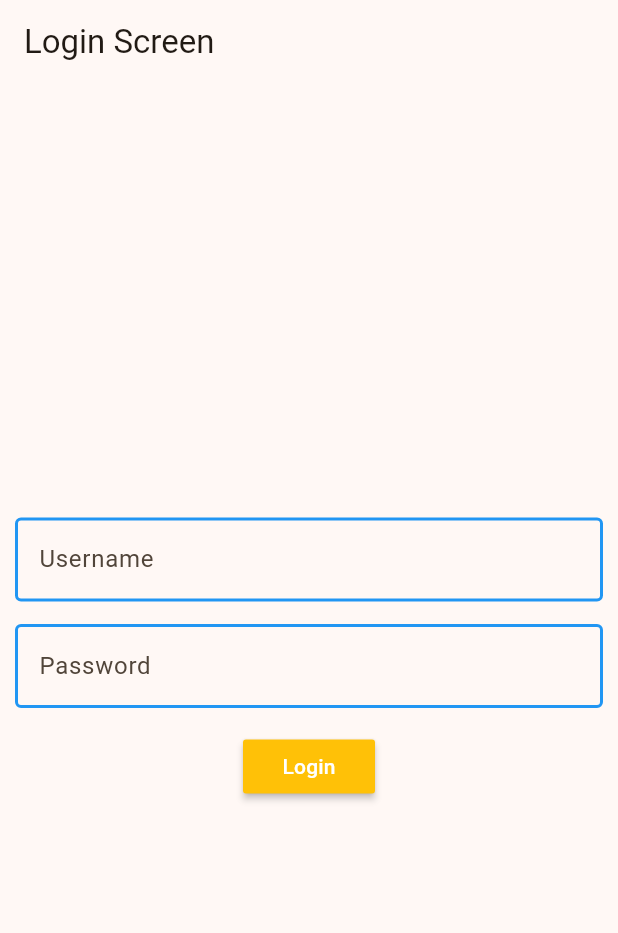
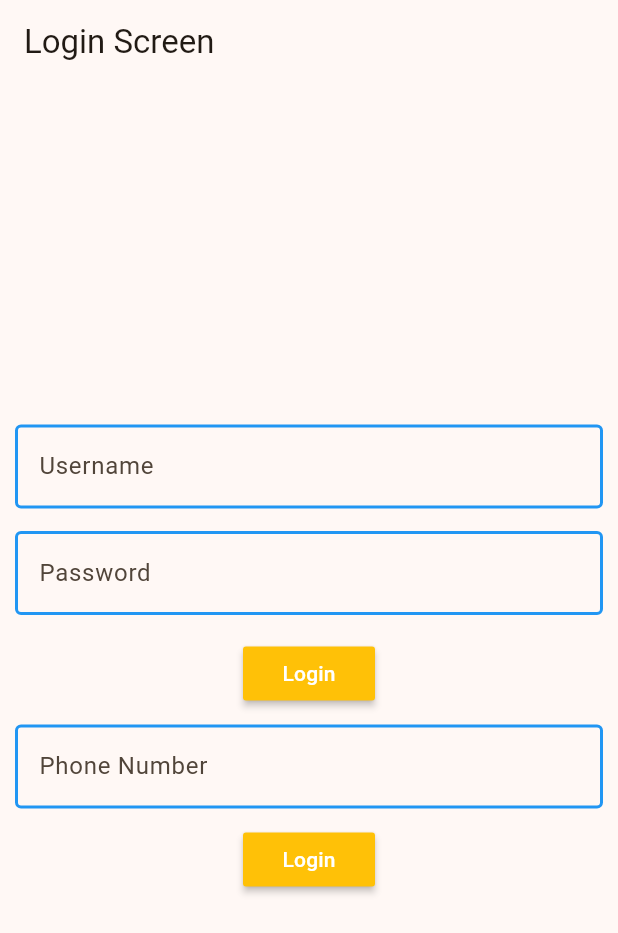
Before and after one commit to vino144/flutter_class, a Flutter app: the LoginScreen screen opened directly, on a phone screen of 412 x 824 dp. Shown: the top 933 px of the screen. Run offline on Flutter 3.47's test engine with Material 3 defaults, Android fonts, the phone set to English and light mode, and no system bars; our stand-ins replace bloc, firebase_auth, firebase_core, flutter_bloc, flutter_native_splash, get_it; accounts and stored records are empty; statements that could not run were skipped.

Commit message:
Adding Firebase with phone Authentication

```diff
--- a/lib/apicall/api_service.dart
+++ b/lib/apicall/api_service.dart
@@ -6,7 +6,10 @@ class ApiService {
   Future<List<UserModel>?> getUsers() async {
     try {
       var url = Uri.parse(ApiConstants.baseUrl + ApiConstants.usersEndpoint);
+      print("SUCCESs 1");
       var response = await http.get(url);
+      print("SUCCESs 2");
+
       if (response.statusCode == 200) {
         List<UserModel> _model = userModelFromJson(response.body);
         return _model;
--- a/lib/main.dart
+++ b/lib/main.dart
@@ -1,5 +1,8 @@
+import 'package:firebase_core/firebase_core.dart';
 import 'package:first_project/screens/feedback_screen.dart';
+import 'package:first_project/screens/login_screen.dart';
 import 'package:first_project/screens/myhomescreen.dart';
+import 'package:first_project/screens/phone_login.dart';
 import 'package:first_project/screens/profile_screen.dart';
 import 'package:first_project/screens/settings_screen.dart';
 import 'package:first_project/screens/splash_screen.dart';
@@ -7,8 +10,12 @@ import 'package:first_project/service_locator.dart';
 import 'package:flutter/material.dart';
 import 'package:flutter_native_splash/flutter_native_splash.dart';
 
-void main() {
+void main() async {
   WidgetsBinding widgetsBinding = WidgetsFlutterBinding.ensureInitialized();
+  // Initialize Firebase SDK
+  await Firebase.initializeApp(
+      //options: DefaultFirebaseOptions.currentPlatform,
+      );
   FlutterNativeSplash.preserve(widgetsBinding: widgetsBinding);
   initServiceLocator();
   runApp(const MyApp());
@@ -27,6 +34,8 @@ class MyApp extends StatelessWidget {
         useMaterial3: true,
       ),
       routes: {
+        '/phone-login': (context) => const PhoneAuthScreen(),
+        '/login': (context) => const LoginScreen(),
         '/home': (context) => const MyHomeScreen(
               userName: '',
             ),
--- a/lib/screens/login_screen.dart
+++ b/lib/screens/login_screen.dart
@@ -1,3 +1,4 @@
+import 'package:firebase_auth/firebase_auth.dart';
 import 'package:first_project/screens/bloc/login_bloc.dart';
 import 'package:first_project/screens/myhomescreen.dart';
 import 'package:flutter/material.dart';
@@ -13,6 +14,9 @@ class LoginScreen extends StatefulWidget {
 class _LoginScreenState extends State<LoginScreen> {
   TextEditingController userNameController = TextEditingController();
   TextEditingController passwordController = TextEditingController();
+  TextEditingController phoneController = TextEditingController();
+  final FirebaseAuth _auth = FirebaseAuth.instance;
+
   bool _validate = false;
 
   @override
@@ -127,6 +131,41 @@ class _LoginScreenState extends State<LoginScreen> {
                     style: TextStyle(color: Colors.white),
                   ),
                 ),
+                const SizedBox(
+                  height: 10,
+                ),
+                TextField(
+                  controller: phoneController,
+                  decoration: InputDecoration(
+                    labelText: "Phone Number",
+                    hintText: "Enter your Phone Number",
+                    focusedBorder: const OutlineInputBorder(
+                      borderSide:
+                          BorderSide(color: Colors.greenAccent, width: 2.0),
+                    ),
+                    enabledBorder: const OutlineInputBorder(
+                      borderSide: BorderSide(color: Colors.blue, width: 2.0),
+                    ),
+                    errorText: _validate ? "Value Can't Be Empty" : null,
+                  ),
+                  obscureText: false,
+                ),
+                const SizedBox(
+                  height: 10,
+                ),
+                MaterialButton(
+                  onPressed: () {
+                    print("Phone Numer: ${phoneController.text}");
+
+                    verifyPhoneNumber(phoneController.text);
+                    print('LOGIN SUCCESS');
+                  },
+                  color: Colors.amber,
+                  child: const Text(
+                    "Login",
+                    style: TextStyle(color: Colors.white),
+                  ),
+                ),
               ],
             ),
           ),
@@ -135,4 +174,29 @@ class _LoginScreenState extends State<LoginScreen> {
       return const Center(child: Text("Error"));
     });
   }
+
+  Future<void> verifyPhoneNumber(String phoneNumber) async {
+    await _auth.verifyPhoneNumber(
+      phoneNumber: phoneNumber,
+      verificationCompleted: (PhoneAuthCredential credential) async {
+        // Auto-retrieve verification code
+        await _auth.signInWithCredential(credential);
+      },
+      verificationFailed: (FirebaseAuthException e) {
+        // Verification failed
+      },
+      codeSent: (String verificationId, int? resendToken) async {
+        // Save the verification ID for future use
+        String smsCode = 'xxxxxx'; // Code input by the user
+        PhoneAuthCredential credential = PhoneAuthProvider.credential(
+          verificationId: verificationId,
+          smsCode: smsCode,
+        );
+        // Sign the user in with the credential
+        await _auth.signInWithCredential(credential);
+      },
+      codeAutoRetrievalTimeout: (String verificationId) {},
+      timeout: const Duration(seconds: 60),
+    );
+  }
 }
--- a/lib/screens/splash_screen.dart
+++ b/lib/screens/splash_screen.dart
@@ -56,10 +56,7 @@ class _SplashScreenState extends State<SplashScreen> {
     print('CHECK 2');
     FlutterNativeSplash.remove();
     WidgetsBinding.instance.addPostFrameCallback((_) {
-      Navigator.pushReplacement(
-        context,
-        MaterialPageRoute(builder: (context) => const LoginScreen()),
-      );
+      Navigator.pushReplacementNamed(context, '/phone-login');
     });
   }
 }
--- a/pubspec.yaml
+++ b/pubspec.yaml
@@ -42,6 +42,8 @@ dependencies:
   meta: ^1.12.0
   flutter_bloc: ^8.1.4
   get_it: ^7.7.0
+  firebase_core: ^3.2.0
+  firebase_auth: ^5.1.2
 
 dev_dependencies:
   flutter_test:
```
Also changed, not shown: lib/screens/myhomescreen.dart (+22 -2 lines), lib/screens/phone_login.dart (added, +94 -0 lines), lib/screens/safearea.dart (added, +20 -0 lines), pubspec.lock, 9 other files.
